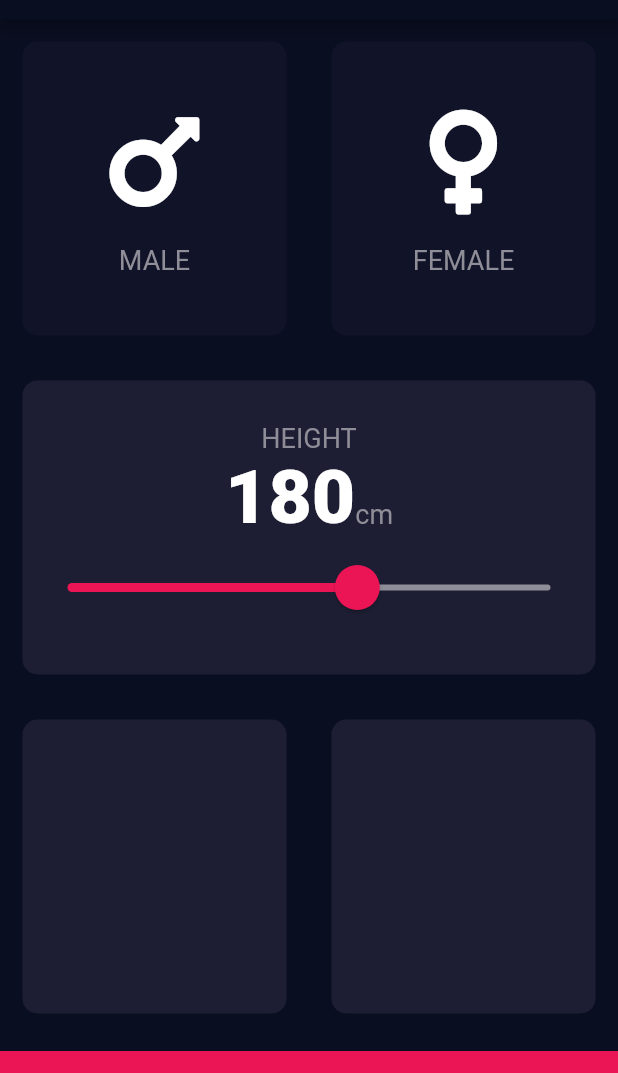
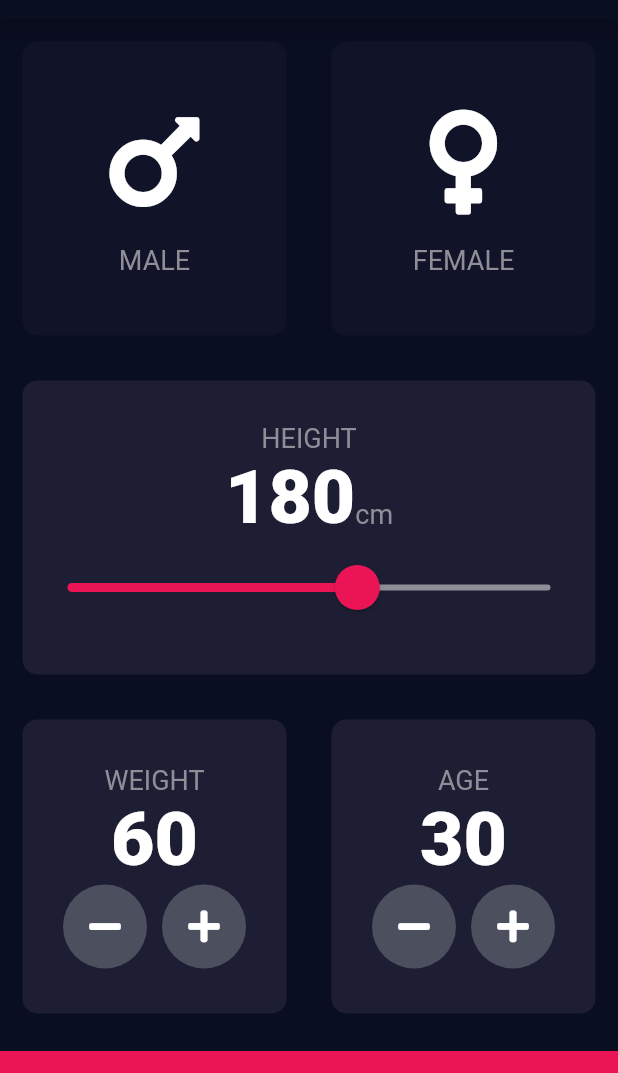
Before and after one commit to shubhamkarande13/bmi-calculator-flutter, a Flutter app: the screen it shows after launch, on a phone screen of 412 x 824 dp, the part 65-1138 px from its top. Run offline on Flutter 3.47's test engine with Material 2 defaults, Android fonts, the phone set to English and light mode, and no system bars; our stand-ins replace font_awesome_flutter.

Commit message:
first page done

```diff
--- a/lib/input_page.dart
+++ b/lib/input_page.dart
@@ -5,8 +5,9 @@ import 'icon_content.dart';
 import 'reuseable_card.dart';
 import 'constants.dart';
 
-enum Gender{
-  male,female,
+enum Gender {
+  male,
+  female,
 }
 
 class InputPage extends StatefulWidget {
@@ -15,9 +16,10 @@ class InputPage extends StatefulWidget {
 }
 
 class _InputPageState extends State<InputPage> {
-
   Gender selectedGender;
-  int height=180;
+  int height = 180;
+  int weight = 60;
+  int age = 30;
 
   @override
   Widget build(BuildContext context) {
@@ -28,47 +30,80 @@ class _InputPageState extends State<InputPage> {
       body: Column(
         crossAxisAlignment: CrossAxisAlignment.stretch,
         children: <Widget>[
-          Expanded(child: Row(
+          Expanded(
+              child: Row(
             children: <Widget>[
-              Expanded(child: ReuseableCard(
-              onPress: (){
+              Expanded(
+                child: ReuseableCard(
+                  onPress: () {
                     setState(() {
                       selectedGender = Gender.male;
                     });
-              },  colour: selectedGender== Gender.male ? kActiveCardColor : kInactiveCardColor,
-              cardChild: IconContent(icon: FontAwesomeIcons.mars, label: 'MALE',),),),
-              Expanded(child: ReuseableCard(
-                onPress:(){
+                  },
+                  colour: selectedGender == Gender.male
+                      ? kActiveCardColor
+                      : kInactiveCardColor,
+                  cardChild: IconContent(
+                    icon: FontAwesomeIcons.mars,
+                    label: 'MALE',
+                  ),
+                ),
+              ),
+              Expanded(
+                child: ReuseableCard(
+                  onPress: () {
                     setState(() {
-                    selectedGender=Gender.female;
+                      selectedGender = Gender.female;
                     });
-                }, colour: selectedGender==Gender.female ? kActiveCardColor : kInactiveCardColor,cardChild: IconContent(icon: FontAwesomeIcons.venus, label: 'FEMALE',),),
-              ),],
+                  },
+                  colour: selectedGender == Gender.female
+                      ? kActiveCardColor
+                      : kInactiveCardColor,
+                  cardChild: IconContent(
+                    icon: FontAwesomeIcons.venus,
+                    label: 'FEMALE',
+                  ),
+                ),
+              ),
+            ],
           )),
           Expanded(
-            child: ReuseableCard(colour: kActiveCardColor,
+            child: ReuseableCard(
+              colour: kActiveCardColor,
               cardChild: Column(
                 mainAxisAlignment: MainAxisAlignment.center,
                 children: <Widget>[
-                Text('HEIGHT',style: kLabelTextStyle,),
+                  Text(
+                    'HEIGHT',
+                    style: kLabelTextStyle,
+                  ),
                   Row(
                     mainAxisAlignment: MainAxisAlignment.center,
                     crossAxisAlignment: CrossAxisAlignment.baseline,
-                  textBaseline: TextBaseline.alphabetic ,
+                    textBaseline: TextBaseline.alphabetic,
                     children: <Widget>[
                       Text(height.toString(), style: kNumberTextStyle),
-                    Text('cm',style: kLabelTextStyle,),
+                      Text(
+                        'cm',
+                        style: kLabelTextStyle,
+                      ),
                     ],
                   ),
-                  SliderTheme(data: SliderTheme.of(context).copyWith(
+                  SliderTheme(
+                    data: SliderTheme.of(context).copyWith(
                       inactiveTickMarkColor: Color(0xff8D8E98),
-                      thumbColor: Color(0xFFEB1555) ,
+                      thumbColor: Color(0xFFEB1555),
                       activeTrackColor: Colors.white,
                       overlayColor: Color(0x129EB1555),
-                      thumbShape:RoundSliderThumbShape(enabledThumbRadius: 15.0),
-                      overlayShape: RoundSliderOverlayShape(overlayRadius: 30.0),),
-                    child: Slider(value: height.toDouble(),
-                    min: 120.0, max: 220.0,
+                      thumbShape:
+                          RoundSliderThumbShape(enabledThumbRadius: 15.0),
+                      overlayShape:
+                          RoundSliderOverlayShape(overlayRadius: 30.0),
+                    ),
+                    child: Slider(
+                      value: height.toDouble(),
+                      min: 120.0,
+                      max: 220.0,
                       activeColor: Color(0xFFEB1555),
                       inactiveColor: Color(0xff8D8E98),
                       onChanged: (double newValue) {
@@ -81,11 +116,98 @@ class _InputPageState extends State<InputPage> {
                   ),
                 ],
               ),
-            ),),
-          Expanded(child: Row(
+            ),
+          ),
+          Expanded(
+            child: Row(
               children: <Widget>[
-              Expanded(child: ReuseableCard(colour: kActiveCardColor,),),
-              Expanded(child: ReuseableCard(colour: kActiveCardColor,),),],),),
+                Expanded(
+                  child: ReuseableCard(
+                    colour: kActiveCardColor,
+                    cardChild: Column(
+                      mainAxisAlignment: MainAxisAlignment.center,
+                      children: <Widget>[
+                        Text(
+                          'WEIGHT',
+                          style: kLabelTextStyle,
+                        ),
+                        Text(
+                          weight.toString(),
+                          style: kNumberTextStyle,
+                        ),
+                        Row(
+                          mainAxisAlignment: MainAxisAlignment.center,
+                          children: [
+                            RoundIconButton(
+                              icon: FontAwesomeIcons.minus,
+                              onPressed: () {
+                                setState(() {
+                                  weight--;
+                                });
+                              },
+                            ),
+                            SizedBox(
+                              width: 10.0,
+                            ),
+                            RoundIconButton(
+                              icon: FontAwesomeIcons.plus,
+                              onPressed: () {
+                                setState(() {
+                                  weight++;
+                                });
+                              },
+                            ),
+                          ],
+                        ),
+                      ],
+                    ),
+                  ),
+                ),
+                Expanded(
+                  child: ReuseableCard(
+                    colour: kActiveCardColor,
+                    cardChild: Column(
+                      mainAxisAlignment: MainAxisAlignment.center,
+                      children: <Widget>[
+                        Text(
+                          'AGE',
+                          style: kLabelTextStyle,
+                        ),
+                        Text(
+                          age.toString(),
+                          style: kNumberTextStyle,
+                        ),
+                        Row(
+                          mainAxisAlignment: MainAxisAlignment.center,
+                          children: [
+                            RoundIconButton(
+                              icon: FontAwesomeIcons.minus,
+                              onPressed: () {
+                                setState(() {
+                                  age--;
+                                });
+                              },
+                            ),
+                            SizedBox(
+                              width: 10,
+                            ),
+                            RoundIconButton(
+                              icon: FontAwesomeIcons.plus,
+                              onPressed: () {
+                                setState(() {
+                                  age++;
+                                });
+                              },
+                            ),
+                          ],
+                        )
+                      ],
+                    ),
+                  ),
+                ),
+              ],
+            ),
+          ),
           Container(
             color: kBottomContainerColor,
             margin: EdgeInsets.only(top: 10.0),
@@ -97,3 +219,23 @@ class _InputPageState extends State<InputPage> {
     );
   }
 }
+
+class RoundIconButton extends StatelessWidget {
+  @override
+  RoundIconButton({@required this.icon, @required this.onPressed});
+
+  final IconData icon;
+  final Function onPressed;
+
+  Widget build(BuildContext context) {
+    return RawMaterialButton(
+      child: Icon(icon),
+      onPressed: onPressed,
+      shape: CircleBorder(),
+      fillColor: Color(0xFF4C4F5E),
+      focusElevation: 6,
+      constraints: BoxConstraints.tightFor(width: 56, height: 56),
+      elevation: 0.0,
+    );
+  }
+}
```
Lines whose indentation alone changed are shown as unchanged.
